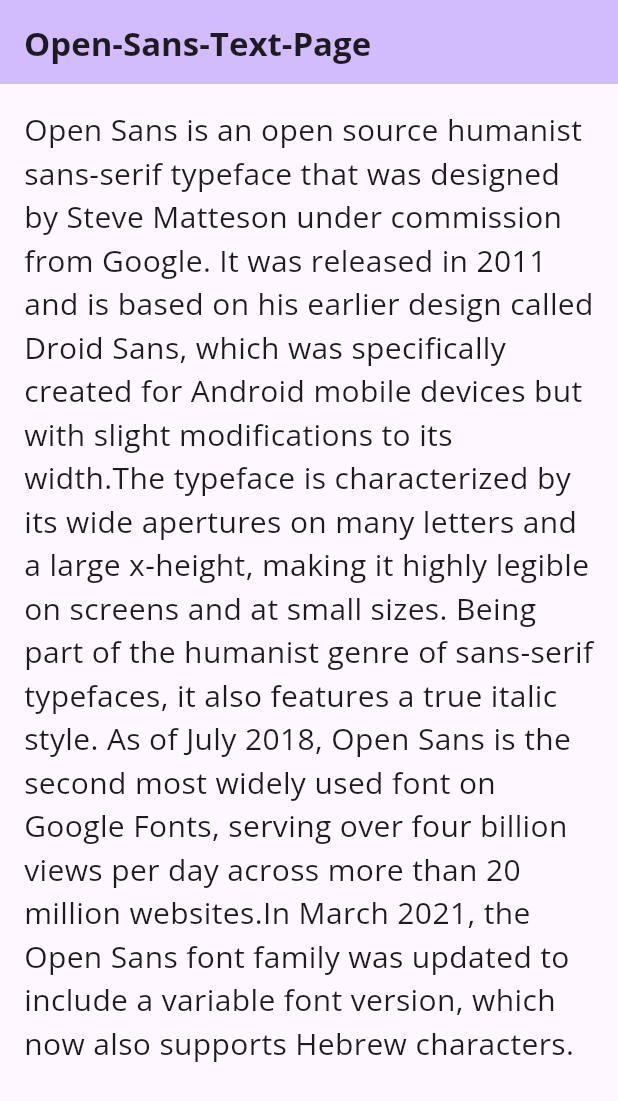
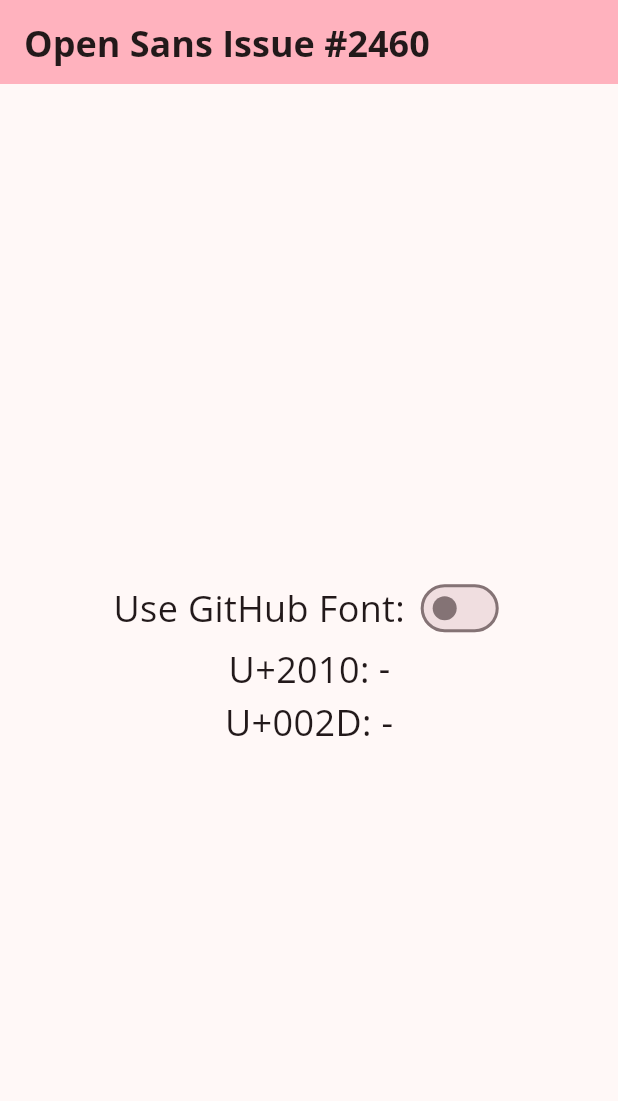
Before and after one commit to streinhard/flutter_sans, a Flutter app: the screen it shows after launch, on a phone screen of 412 x 824 dp. Shown: the top 1101 px of the screen. Run offline on Flutter 3.47's test engine with Material 2 defaults, Android fonts, the phone set to English and light mode, and no system bars.

Commit message:
Pin down issue to U+2010

```diff
--- a/lib/main.dart
+++ b/lib/main.dart
@@ -11,54 +11,67 @@ class MyApp extends StatelessWidget {
   @override
   Widget build(BuildContext context) {
     return MaterialApp(
-      title: 'Open Sans Demo',
+      title: 'Open Sans App',
       theme: ThemeData(
-        colorScheme: ColorScheme.fromSeed(seedColor: Colors.deepPurple),
+        colorScheme: ColorScheme.fromSeed(seedColor: Colors.pink),
         useMaterial3: true,
       ),
-      home: const TextPage(),
+      debugShowCheckedModeBanner: false,
+      home: const OpenSansPage(),
     );
   }
 }
 
-class TextPage extends StatelessWidget {
-  const TextPage({super.key});
+class OpenSansPage extends StatefulWidget {
+  const OpenSansPage({super.key});
+
+  @override
+  State<OpenSansPage> createState() => _OpenSansPageState();
+}
+
+class _OpenSansPageState extends State<OpenSansPage> {
+  bool useGithubFont = false;
 
   @override
   Widget build(BuildContext context) {
+    final textStyle = TextStyle(
+      fontFamily: useGithubFont ? 'OpenSansGithub' : 'OpenSansGoogleFonts',
+      fontSize: 24,
+    );
+
     return Scaffold(
       appBar: AppBar(
         backgroundColor: Theme.of(context).colorScheme.inversePrimary,
-        title: const Text(
-          'Open­-Sans­-Text­-Page',
-          style: TextStyle(
-            fontFamily: 'OpenSansGoogle',
-            fontWeight: FontWeight.bold,
-          ),
+        title: Text(
+          'Open Sans Issue #2460',
+          style: textStyle.copyWith(fontWeight: FontWeight.bold),
         ),
       ),
-      body: const SingleChildScrollView(
-        child: Padding(
-          padding: EdgeInsets.all(16),
-          child: Text(
-            'Open Sans is an open source humanist sans-serif typeface that was designed by Steve Matteson under '
-            'commission from Google. It was released in 2011 and is based on his earlier design called Droid Sans, '
-            'which was specifically created for Android mobile devices but with slight modifications to its width.'
-            ''
-            'The typeface is characterized by its wide apertures on many letters and a large x-height, making it '
-            'highly legible on screens and at small sizes. Being part of the humanist genre of sans-serif typefaces, '
-            'it also features a true italic style. As of July 2018, Open Sans is the second most widely used font on '
-            'Google Fonts, serving over four billion views per day across more than 20 million websites.'
-            ''
-            'In March 2021, the Open Sans font family was updated to include a variable font version, which now also '
-            'supports Hebrew characters.',
-            style: TextStyle(
-              fontFamily: 'OpenSansGoogle',
-              fontSize: 20,
-            ),
+      body: Column(
+        mainAxisSize: MainAxisSize.max,
+        mainAxisAlignment: MainAxisAlignment.center,
+        children: [
+          Row(
+            mainAxisAlignment: MainAxisAlignment.center,
+            children: [
+              Text(
+                'Use GitHub Font: ',
+                style: textStyle,
+              ),
+              Switch(
+                value: useGithubFont,
+                onChanged: (value) {
+                  setState(() {
+                    useGithubFont = value;
+                  });
+                },
+              ),
+            ],
           ),
-        ),
-      ), // This trailing comma makes auto-formatting nicer for build methods.
+          Text('U+2010: ‐', style: textStyle),
+          Text('U+002D: -', style: textStyle),
+        ],
+      ),
     );
   }
 }
```
Also changed, not shown: pubspec.yaml (+7 -10 lines), assets/CustomFonts/OpenSans-SemiBold.ttf (deleted), assets/GitHub/OpenSans-Bold.ttf (renamed from assets/CustomFonts/OpenSans-Bold.ttf), assets/GitHub/OpenSans-Regular.ttf (renamed from assets/CustomFonts/OpenSans-Regular.ttf), assets/GoogleFonts/OpenSans-SemiBold.ttf (deleted).
